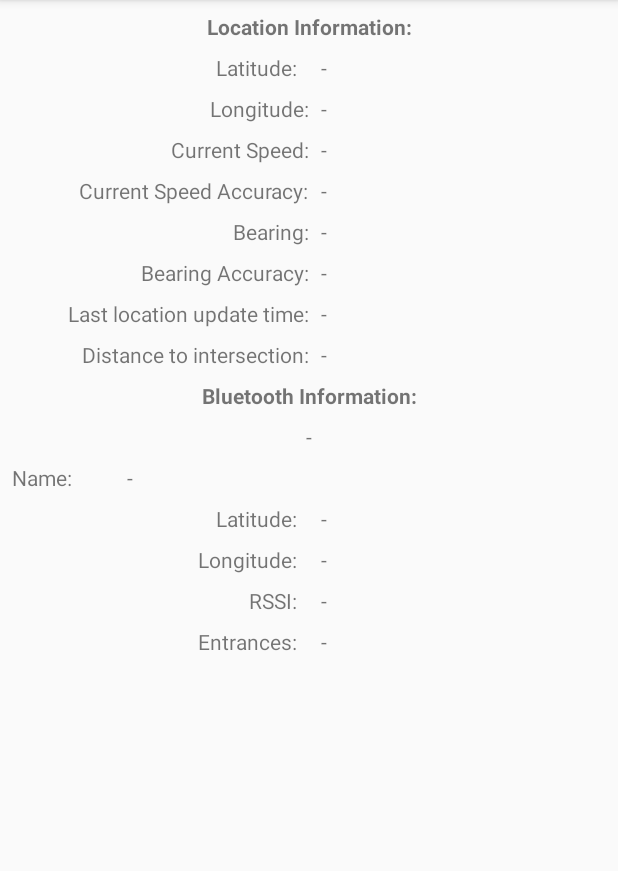
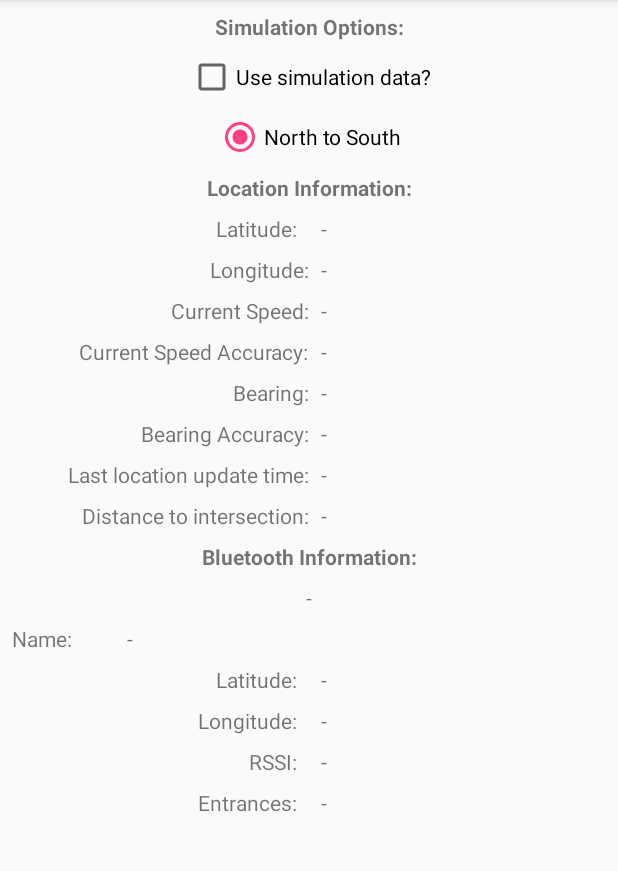
Before and after one commit to squircle/cycleflow, an Android app: the screen it shows after launch (MainActivity), on a phone screen of 412 x 824 dp, the part 84-955 px from its top. Run offline under Robolectric (Android 15) with nearby library versions, the phone set to English and light mode, and no system bars.

Commit message:
Added basic ui elements for selecting the option to simulate data instead.

```diff
--- a/app/src/main/java/ca/cloudsynergy/cycleflow/MainActivity.java
+++ b/app/src/main/java/ca/cloudsynergy/cycleflow/MainActivity.java
@@ -401,9 +401,12 @@ public class MainActivity extends AppCompatActivity {
                     approachStationLongTextView.setText(String.valueOf(info.coordinates.getLongitude()));
                     approachStationRssiTextView.setText(String.valueOf(info.rssi));
                     approachStationNumEntrancesTextView.setText(String.valueOf(info.numEntrances));
-                    distanceToIntersectionTextView.setText(String.valueOf(GpsCoordinates.calculateDistance(
-                            new GpsCoordinates(currentLocation.getLatitude(), currentLocation.getLongitude()),
-                            info.coordinates)));
+
+                    if (currentLocation != null) {
+                        distanceToIntersectionTextView.setText(String.valueOf(GpsCoordinates.calculateDistance(
+                                new GpsCoordinates(currentLocation.getLatitude(), currentLocation.getLongitude()),
+                                info.coordinates)));
+                    }
                 }
 
             } else {
--- a/app/src/main/res/layout/activity_main.xml
+++ b/app/src/main/res/layout/activity_main.xml
@@ -23,6 +23,50 @@
                 app:layout_constraintGuide_percent="0.5" />
 
             <TextView
+                android:id="@+id/sim_info"
+                android:layout_width="wrap_content"
+                android:layout_height="wrap_content"
+                android:layout_marginTop="8dp"
+                android:text="@string/sim_label"
+                android:textStyle="bold"
+                app:layout_constraintEnd_toEndOf="parent"
+                app:layout_constraintHorizontal_bias="0.501"
+                app:layout_constraintStart_toStartOf="parent"
+                app:layout_constraintTop_toTopOf="parent" />
+
+            <CheckBox
+                android:id="@+id/sim_checkbox"
+                android:layout_width="wrap_content"
+                android:layout_height="wrap_content"
+                android:layout_marginStart="8dp"
+                android:layout_marginTop="8dp"
+                android:layout_marginEnd="8dp"
+                android:text="@string/sim_checkbox"
+                app:layout_constraintEnd_toEndOf="parent"
+                app:layout_constraintStart_toStartOf="parent"
+                app:layout_constraintTop_toBottomOf="@+id/sim_info" />
+
+            <RadioGroup
+                android:id="@+id/simRadioGroup"
+                android:layout_width="wrap_content"
+                android:layout_height="wrap_content"
+                android:layout_marginStart="8dp"
+                android:layout_marginTop="8dp"
+                android:layout_marginEnd="8dp"
+                app:layout_constraintEnd_toEndOf="parent"
+                app:layout_constraintStart_toStartOf="parent"
+                app:layout_constraintTop_toBottomOf="@+id/sim_checkbox">
+
+                <RadioButton
+                    android:id="@+id/sim_ns"
+                    android:layout_width="wrap_content"
+                    android:layout_height="wrap_content"
+                    android:layout_weight="1"
+                    android:checked="true"
+                    android:text="@string/sim_ns" />
+            </RadioGroup>
+
+            <TextView
                 android:id="@+id/title1"
                 android:layout_width="wrap_content"
                 android:layout_height="wrap_content"
@@ -31,7 +75,7 @@
                 android:textStyle="bold"
                 app:layout_constraintEnd_toEndOf="parent"
                 app:layout_constraintStart_toStartOf="parent"
-                app:layout_constraintTop_toTopOf="parent" />
+                app:layout_constraintTop_toBottomOf="@+id/simRadioGroup" />
 
             <TextView
                 android:id="@+id/latitude_text"
--- a/app/src/main/res/values/strings.xml
+++ b/app/src/main/res/values/strings.xml
@@ -24,6 +24,11 @@
     <string name="approach_station_rssi">RSSI:</string>
     <string name="approach_station_num_entrances">Entrances:</string>
 
+    <!-- Simulation Options -->
+    <string name="sim_label">Simulation Options:</string>
+    <string name="sim_checkbox">Use simulation data?</string>
+    <string name="sim_ns">North to South</string>
+
 
     <!-- Next activity... -->
 
```
